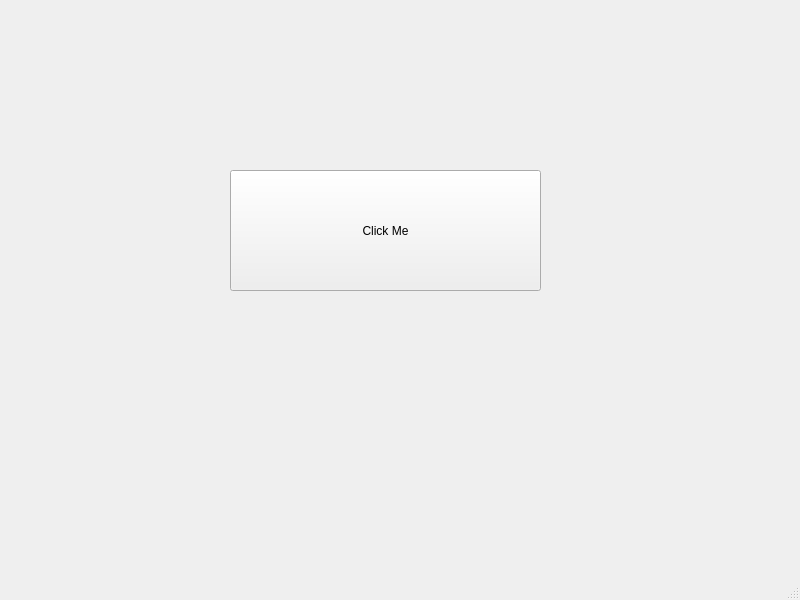
Before: the Qt Designer form GUI/mainwindow.ui in Bugsfounder/LearningQT, drawn with Qt 5.
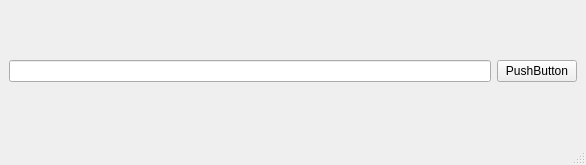
After: the same form once the commit is applied.

Commit message: QCheckBox (CheckBoxes in Qt)

What changed in the file:
```diff
--- a/GUI/mainwindow.ui
+++ b/GUI/mainwindow.ui
@@ -6,27 +6,30 @@
    <rect>
     <x>0</x>
     <y>0</y>
-    <width>800</width>
-    <height>600</height>
+    <width>586</width>
+    <height>165</height>
    </rect>
   </property>
   <property name="windowTitle">
    <string>MainWindow</string>
   </property>
   <widget class="QWidget" name="centralwidget">
+   <layout class="QHBoxLayout" name="horizontalLayout">
+    <item>
+     <widget class="QLineEdit" name="lineEdit">
+      <property name="echoMode">
+       <enum>QLineEdit::Password</enum>
+      </property>
+     </widget>
+    </item>
+    <item>
    <widget class="QPushButton" name="pushButton">
-    <property name="geometry">
-     <rect>
-      <x>230</x>
-      <y>170</y>
-      <width>311</width>
-      <height>121</height>
-     </rect>
-    </property>
     <property name="text">
-     <string>Click Me</string>
-    </property>
-   </widget>
+       <string>PushButton</string>
+      </property>
+     </widget>
+    </item>
+   </layout>
   </widget>
   <widget class="QMenuBar" name="menubar">
    <property name="geometry">
```
Left out of the diff: 2 changed lines with no effect on the pictures. Lines whose indentation alone changed are shown as unchanged. The commit also changes 2 other files.
